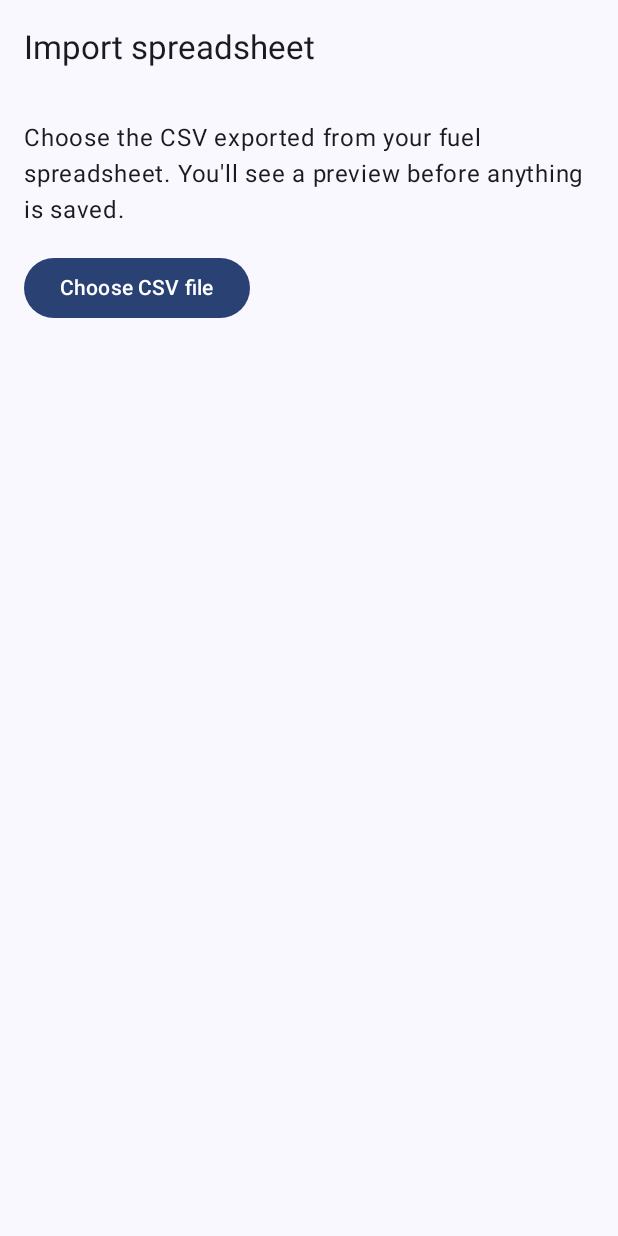
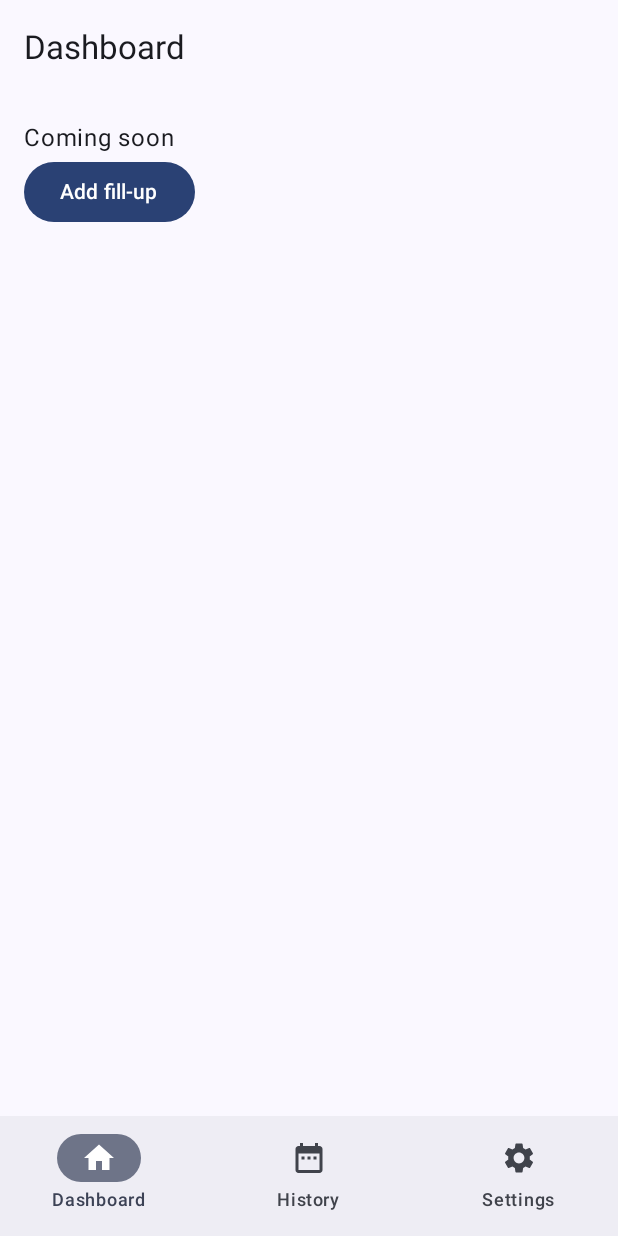
Before and after one commit to Portalception/BikeDashboard, an Android app built with Jetpack Compose: the screen it shows after launch (MainActivity), on a phone screen of 412 x 824 dp. Run offline under Robolectric (Android 15) with nearby library versions, the phone set to English and light mode, and no system bars.

Commit message:
Add navigation between screens
Bottom bar with Dashboard, History and Settings; Add/Edit and Import
open on top. Screens are placeholders for now. Adds a small settings
store (trip distance) and Material icons.

Co-Authored-By: Claude Opus 5.5 <noreply@anthropic.com>

```diff
--- a/app/build.gradle.kts
+++ b/app/build.gradle.kts
@@ -48,6 +48,7 @@ dependencies {
     implementation(platform(libs.androidx.compose.bom))
     implementation(libs.androidx.activity.compose)
     implementation(libs.androidx.compose.material3)
+    implementation(libs.androidx.compose.material.icons.core)
     implementation(libs.androidx.compose.ui)
     implementation(libs.androidx.compose.ui.graphics)
     implementation(libs.androidx.compose.ui.tooling.preview)
--- a/app/src/main/java/com/astheral/bikedashboard/MainActivity.kt
+++ b/app/src/main/java/com/astheral/bikedashboard/MainActivity.kt
@@ -4,7 +4,7 @@ import android.os.Bundle
 import androidx.activity.ComponentActivity
 import androidx.activity.compose.setContent
 import androidx.activity.enableEdgeToEdge
-import com.astheral.bikedashboard.ui.importer.ImportScreen
+import com.astheral.bikedashboard.ui.BikeDashboardApp
 import com.astheral.bikedashboard.ui.theme.BikeDashboardTheme
 
 class MainActivity : ComponentActivity() {
@@ -13,8 +13,7 @@ class MainActivity : ComponentActivity() {
         enableEdgeToEdge()
         setContent {
             BikeDashboardTheme {
-                // Temporary: the import screen is the only screen until navigation is added (step 8).
-                ImportScreen()
+                BikeDashboardApp()
             }
         }
     }
--- /dev/null
+++ b/app/src/main/java/com/astheral/bikedashboard/ui/BikeDashboardApp.kt
@@ -0,0 +1,105 @@
+package com.astheral.bikedashboard.ui
+
+import androidx.compose.foundation.layout.WindowInsets
+import androidx.compose.foundation.layout.padding
+import androidx.compose.material.icons.Icons
+import androidx.compose.material.icons.filled.DateRange
+import androidx.compose.material.icons.filled.Home
+import androidx.compose.material.icons.filled.Settings
+import androidx.compose.material3.Icon
+import androidx.compose.material3.NavigationBar
+import androidx.compose.material3.NavigationBarItem
+import androidx.compose.material3.Scaffold
+import androidx.compose.material3.Text
+import androidx.compose.runtime.Composable
+import androidx.compose.runtime.getValue
+import androidx.compose.ui.Modifier
+import androidx.compose.ui.graphics.vector.ImageVector
+import androidx.navigation.NavDestination.Companion.hasRoute
+import androidx.navigation.NavGraph.Companion.findStartDestination
+import androidx.navigation.compose.NavHost
+import androidx.navigation.compose.composable
+import androidx.navigation.compose.currentBackStackEntryAsState
+import androidx.navigation.compose.rememberNavController
+import androidx.navigation.toRoute
+import com.astheral.bikedashboard.ui.dashboard.DashboardScreen
+import com.astheral.bikedashboard.ui.edit.EditScreen
+import com.astheral.bikedashboard.ui.history.HistoryScreen
+import com.astheral.bikedashboard.ui.importer.ImportScreen
+import com.astheral.bikedashboard.ui.settings.SettingsScreen
+import kotlinx.serialization.Serializable
+
+@Serializable object DashboardRoute
+@Serializable object HistoryRoute
+@Serializable object SettingsRoute
+@Serializable object ImportRoute
+
+/** Add a fill-up when [id] is 0, otherwise edit the fill-up with that id. */
+@Serializable data class EditRoute(val id: Long = 0)
+
+private data class Tab(val route: Any, val label: String, val icon: ImageVector)
+
+private val tabs = listOf(
+    Tab(DashboardRoute, "Dashboard", Icons.Filled.Home),
+    Tab(HistoryRoute, "History", Icons.Filled.DateRange),
+    Tab(SettingsRoute, "Settings", Icons.Filled.Settings),
+)
+
+/** Top-level screens have the bottom bar under them, so they don't pad for the system bars again. */
+val NoInsets = WindowInsets(0, 0, 0, 0)
+
+@Composable
+fun BikeDashboardApp() {
+    val nav = rememberNavController()
+    val backStack by nav.currentBackStackEntryAsState()
+    val destination = backStack?.destination
+    val showTabs = tabs.any { tab -> destination?.hasRoute(tab.route::class) == true }
+
+    Scaffold(
+        bottomBar = {
+            if (showTabs) {
+                NavigationBar {
+                    tabs.forEach { tab ->
+                        NavigationBarItem(
+                            selected = destination?.hasRoute(tab.route::class) == true,
+                            onClick = {
+                                nav.navigate(tab.route) {
+                                    popUpTo(nav.graph.findStartDestination().id) { saveState = true }
+                                    launchSingleTop = true
+                                    restoreState = true
+                                }
+                            },
+                            icon = { Icon(tab.icon, contentDescription = null) },
+                            label = { Text(tab.label) },
+                        )
+                    }
+                }
+            }
+        },
+        contentWindowInsets = NoInsets,
+    ) { padding ->
+        NavHost(nav, startDestination = DashboardRoute, modifier = Modifier.padding(padding)) {
+            composable<DashboardRoute> {
+                DashboardScreen(
+                    onAddFillUp = { nav.navigate(EditRoute()) },
+                    onImport = { nav.navigate(ImportRoute) },
+                )
+            }
+            composable<HistoryRoute> {
+                HistoryScreen(
+                    onAddFillUp = { nav.navigate(EditRoute()) },
+                    onOpenFillUp = { id -> nav.navigate(EditRoute(id)) },
+                )
+            }
+            composable<SettingsRoute> {
+                SettingsScreen(onImport = { nav.navigate(ImportRoute) })
+            }
+            composable<ImportRoute> {
+                ImportScreen(onBack = { nav.popBackStack() })
+            }
+            composable<EditRoute> { entry ->
+                EditScreen(fillUpId = entry.toRoute<EditRoute>().id, onDone = { nav.popBackStack() })
+            }
+        }
+    }
+}
--- /dev/null
+++ b/app/src/main/java/com/astheral/bikedashboard/ui/dashboard/DashboardScreen.kt
@@ -0,0 +1,24 @@
+package com.astheral.bikedashboard.ui.dashboard
+
+import androidx.compose.foundation.layout.Column
+import androidx.compose.foundation.layout.padding
+import androidx.compose.material3.Button
+import androidx.compose.material3.ExperimentalMaterial3Api
+import androidx.compose.material3.Scaffold
+import androidx.compose.material3.Text
+import androidx.compose.material3.TopAppBar
+import androidx.compose.runtime.Composable
+import androidx.compose.ui.Modifier
+import androidx.compose.ui.unit.dp
+import com.astheral.bikedashboard.ui.NoInsets
+
+@OptIn(ExperimentalMaterial3Api::class)
+@Composable
+fun DashboardScreen(onAddFillUp: () -> Unit, onImport: () -> Unit) {
+    Scaffold(topBar = { TopAppBar(title = { Text("Dashboard") }) }, contentWindowInsets = NoInsets) { padding ->
+        Column(Modifier.padding(padding).padding(16.dp)) {
+            Text("Coming soon")
+            Button(onClick = onAddFillUp) { Text("Add fill-up") }
+        }
+    }
+}
--- a/app/src/main/java/com/astheral/bikedashboard/ui/importer/ImportScreen.kt
+++ b/app/src/main/java/com/astheral/bikedashboard/ui/importer/ImportScreen.kt
@@ -10,7 +10,11 @@ import androidx.compose.foundation.layout.fillMaxWidth
 import androidx.compose.foundation.layout.padding
 import androidx.compose.foundation.rememberScrollState
 import androidx.compose.foundation.verticalScroll
+import androidx.compose.material.icons.Icons
+import androidx.compose.material.icons.automirrored.filled.ArrowBack
 import androidx.compose.material3.Button
+import androidx.compose.material3.Icon
+import androidx.compose.material3.IconButton
 import androidx.compose.material3.Card
 import androidx.compose.material3.CardDefaults
 import androidx.compose.material3.CircularProgressIndicator
@@ -43,13 +47,22 @@ private val DATE = DateTimeFormatter.ofPattern("d MMM yyyy", Locale.ENGLISH)
 
 @OptIn(ExperimentalMaterial3Api::class)
 @Composable
-fun ImportScreen(viewModel: ImportViewModel = viewModel()) {
+fun ImportScreen(onBack: () -> Unit, viewModel: ImportViewModel = viewModel()) {
     val state by viewModel.state.collectAsState()
     val pickFile = rememberLauncherForActivityResult(ActivityResultContracts.OpenDocument()) { uri ->
         if (uri != null) viewModel.fileChosen(uri)
     }
 
-    Scaffold(topBar = { TopAppBar(title = { Text("Import spreadsheet") }) }) { padding ->
+    Scaffold(
+        topBar = {
+            TopAppBar(
+                title = { Text("Import CSV") },
+                navigationIcon = {
+                    IconButton(onClick = onBack) { Icon(Icons.AutoMirrored.Filled.ArrowBack, contentDescription = "Back") }
+                },
+            )
+        },
+    ) { padding ->
         Column(
             modifier = Modifier
                 .fillMaxSize()
@@ -71,7 +84,7 @@ fun ImportScreen(viewModel: ImportViewModel = viewModel()) {
                 )
                 is ImportState.Done -> {
                     Text("Imported ${s.count} fill-ups.", style = MaterialTheme.typography.titleMedium)
-                    OutlinedButton(onClick = viewModel::reset) { Text("Done") }
+                    Button(onClick = onBack) { Text("Done") }
                 }
                 is ImportState.Failed -> {
                     Text(s.message, color = MaterialTheme.colorScheme.error)
--- a/gradle/libs.versions.toml
+++ b/gradle/libs.versions.toml
@@ -14,6 +14,7 @@ navigation = "2.10.2"
 lifecycleViewmodelCompose = "2.11.0"
 kotlinxSerialization = "1.11.0"
 vico = "3.3.1"
+materialIcons = "1.7.8"
 
 [libraries]
 androidx-core-ktx = { group = "androidx.core", name = "core-ktx", version.ref = "coreKtx" }
@@ -36,6 +37,7 @@ androidx-room-compiler = { group = "androidx.room", name = "room-compiler", vers
 androidx-navigation-compose = { group = "androidx.navigation", name = "navigation-compose", version.ref = "navigation" }
 androidx-lifecycle-viewmodel-compose = { group = "androidx.lifecycle", name = "lifecycle-viewmodel-compose", version.ref = "lifecycleViewmodelCompose" }
 kotlinx-serialization-json = { group = "org.jetbrains.kotlinx", name = "kotlinx-serialization-json", version.ref = "kotlinxSerialization" }
+androidx-compose-material-icons-core = { group = "androidx.compose.material", name = "material-icons-core", version.ref = "materialIcons" }
 vico-compose-m3 = { group = "com.patrykandpatrick.vico", name = "compose-m3", version.ref = "vico" }
 
 [plugins]
```
Also changed, not shown: app/src/main/java/com/astheral/bikedashboard/data/Settings.kt (added, +34 -0 lines), app/src/main/java/com/astheral/bikedashboard/ui/edit/EditScreen.kt (added, +18 -0 lines), app/src/main/java/com/astheral/bikedashboard/ui/history/HistoryScreen.kt (added, +19 -0 lines), app/src/main/java/com/astheral/bikedashboard/ui/settings/SettingsScreen.kt (added, +23 -0 lines).
